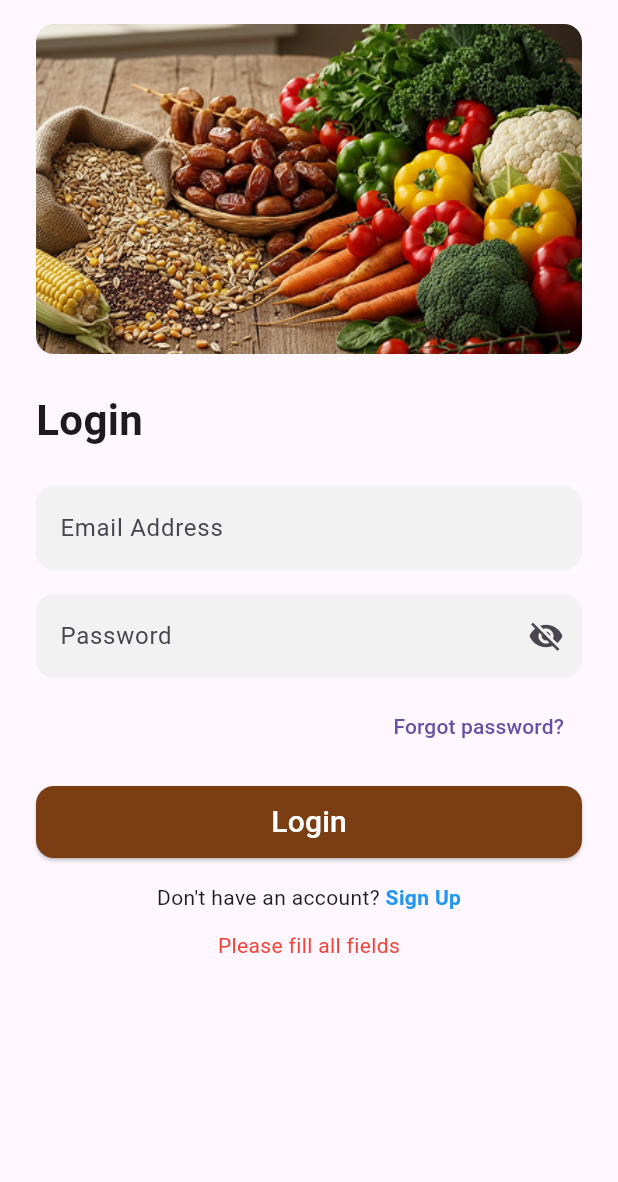
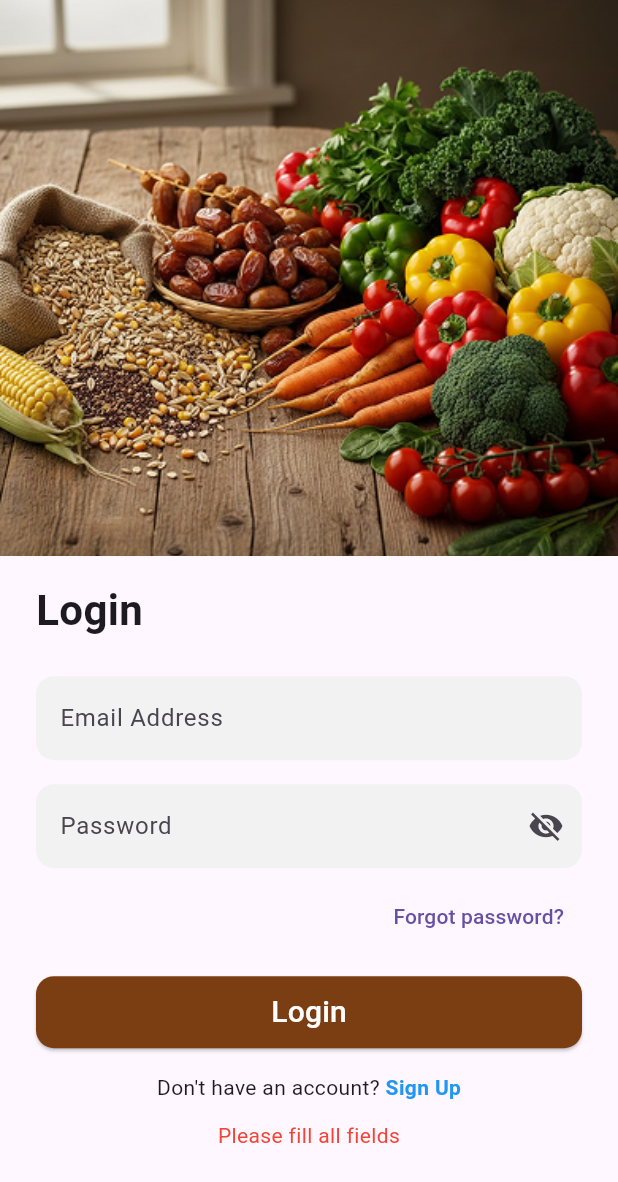
Before and after one commit to arjun-git-dotcom/codeedex_machine_task, a Flutter app: the screen it shows after launch, after a tap on "Login", on a phone screen of 412 x 824 dp. Shown: the top 1182 px of the screen. Run offline on Flutter 3.47's test engine with Material 3 defaults, Android fonts, the phone set to English and light mode, and no system bars.

Commit message:
login error

```diff
--- a/lib/main.dart
+++ b/lib/main.dart
@@ -1,9 +1,19 @@
 import 'package:flutter/material.dart';
+import 'package:provider/provider.dart';
 import 'modules/login/login_page.dart';
 import 'modules/home/home_page.dart';
 
+import 'services/api_service.dart';
+
 void main() {
-  runApp(const MyApp());
+  runApp(
+    MultiProvider(
+      providers: [
+        Provider<ApiService>(create: (_) => ApiService()),
+      ],
+      child: const MyApp(),
+    ),
+  );
 }
 
 class MyApp extends StatelessWidget {
--- a/lib/modules/login/login_page.dart
+++ b/lib/modules/login/login_page.dart
@@ -1,41 +1,41 @@
 import 'package:flutter/material.dart';
 import 'package:provider/provider.dart';
 import 'login_provider.dart';
+import '../../services/api_service.dart';
 
 class LoginPage extends StatelessWidget {
   const LoginPage({super.key});
 
   @override
   Widget build(BuildContext context) {
-
-
-
-
+    final apiService = Provider.of<ApiService>(context, listen: false);
+    final screenHeight = MediaQuery.of(context).size.height;
 
     return ChangeNotifierProvider(
-      create: (_) => LoginProvider(),
+      create: (_) => LoginProvider(apiService: apiService),
       child: Scaffold(
-        body: SafeArea(
+        body: Column(
+          children: [
+            // 🔹 TOP IMAGE (NOT SCROLLABLE)
+            SizedBox(
+              height: screenHeight * 0.45,
+              width: double.infinity,
+              child: Image.asset(
+                "assets/Frame 427320120.png",
+                fit: BoxFit.cover,
+              ),
+            ),
+
+            // 🔹 LOGIN FORM (SCROLLABLE)
+            Expanded(
               child: SingleChildScrollView(
-            child: Padding(
-              padding: const EdgeInsets.symmetric(horizontal: 24, vertical: 16),
+                padding:
+                    const EdgeInsets.symmetric(horizontal: 24, vertical: 16),
                 child: Consumer<LoginProvider>(
                   builder: (context, provider, _) {
                     return Column(
                       crossAxisAlignment: CrossAxisAlignment.stretch,
                       children: [
-
-                      ClipRRect(
-                        borderRadius: BorderRadius.circular(12),
-                        child: Image.asset(
-                          "assets/Frame 427320120.png",
-                          height: 220,
-                          fit: BoxFit.cover,
-                        ),
-                      ),
-                      const SizedBox(height: 24),
-
-
                         const Text(
                           "Login",
                           style: TextStyle(
@@ -44,7 +44,6 @@ class LoginPage extends StatelessWidget {
                           ),
                         ),
                         const SizedBox(height: 24),
-
 
                         TextField(
                           controller: provider.emailController,
@@ -60,7 +59,6 @@ class LoginPage extends StatelessWidget {
                         ),
                         const SizedBox(height: 16),
 
-
                         TextField(
                           controller: provider.passwordController,
                           obscureText: !provider.isPasswordVisible,
@@ -73,15 +71,17 @@ class LoginPage extends StatelessWidget {
                               borderSide: BorderSide.none,
                             ),
                             suffixIcon: IconButton(
-                            icon: Icon(provider.isPasswordVisible
+                              icon: Icon(
+                                provider.isPasswordVisible
                                     ? Icons.visibility
-                                : Icons.visibility_off),
-                            onPressed: provider.togglePasswordVisibility,
+                                    : Icons.visibility_off,
+                              ),
+                              onPressed:
+                                  provider.togglePasswordVisibility,
                             ),
                           ),
                         ),
                         const SizedBox(height: 8),
-
 
                         Align(
                           alignment: Alignment.centerRight,
@@ -91,7 +91,6 @@ class LoginPage extends StatelessWidget {
                           ),
                         ),
                         const SizedBox(height: 16),
-
 
                         SizedBox(
                           height: 48,
@@ -109,11 +108,14 @@ class LoginPage extends StatelessWidget {
                                 ? const CircularProgressIndicator(
                                     color: Colors.white,
                                   )
-                              : const Text("Login",style: TextStyle(color: Colors.white,fontSize: 20),),
+                                : const Text(
+                                    "Login",
+                                    style: TextStyle(
+                                        color: Colors.white, fontSize: 20),
+                                  ),
                           ),
                         ),
                         const SizedBox(height: 16),
-
 
                         Row(
                           mainAxisAlignment: MainAxisAlignment.center,
@@ -128,14 +130,16 @@ class LoginPage extends StatelessWidget {
                                   fontWeight: FontWeight.bold,
                                 ),
                               ),
-                          )
+                            ),
                           ],
                         ),
+
                         if (provider.errorMessage != null) ...[
                           const SizedBox(height: 12),
                           Text(
                             provider.errorMessage!,
-                          style: const TextStyle(color: Colors.red),
+                            style:
+                                const TextStyle(color: Colors.red),
                             textAlign: TextAlign.center,
                           ),
                         ],
@@ -145,6 +149,7 @@ class LoginPage extends StatelessWidget {
                 ),
               ),
             ),
+          ],
         ),
       ),
     );
--- a/lib/modules/login/login_provider.dart
+++ b/lib/modules/login/login_provider.dart
@@ -1,22 +1,32 @@
+import 'package:codeedex/services/api_service.dart';
 import 'package:flutter/material.dart';
 
+
 class LoginProvider extends ChangeNotifier {
+  final ApiService apiService;
+
+  LoginProvider({required this.apiService});
+
+
+  final TextEditingController emailController = TextEditingController();
+  final TextEditingController passwordController = TextEditingController();
+
+
   bool isPasswordVisible = false;
-  final emailController = TextEditingController();
-  final passwordController = TextEditingController();
   bool isLoading = false;
   String? errorMessage;
 
 
-
-
-void togglePasswordVisibility() {
+  void togglePasswordVisibility() {
     isPasswordVisible = !isPasswordVisible;
     notifyListeners();
   }
-  void login(BuildContext context) {
+
+
+  Future<void> login(BuildContext context) async {
     final email = emailController.text.trim();
     final password = passwordController.text.trim();
+
 
     if (email.isEmpty || password.isEmpty) {
       errorMessage = "Please fill all fields";
@@ -28,17 +38,39 @@ void togglePasswordVisibility() {
     errorMessage = null;
     notifyListeners();
 
-    Future.delayed(const Duration(seconds: 1), () {
-      if (email == "mobile@alisonsgroup.com" && password == "12345678") {
-        isLoading = false;
-        notifyListeners();
-        Navigator.pushReplacementNamed(context, '/home');
+    try {
+
+      final response = await apiService.login(email, password);
+
+      isLoading = false;
+      notifyListeners();
+
+
+      if (response['success'] == 1) {
+        final id = response['id'];
+        final token = response['token'];
+
+        if (id != null && token != null) {
+
+          Navigator.pushReplacementNamed(
+            context,
+            '/home',
+            arguments: {'id': id, 'token': token},
+          );
+        } else {
+          errorMessage = "Login successful but missing credentials";
+          notifyListeners();
+        }
       } else {
-        isLoading = false;
-        errorMessage = "Invalid credentials";
+
+        errorMessage = response['message'] ?? 'Invalid credentials';
         notifyListeners();
       }
-    });
+    } catch (e) {
+      isLoading = false;
+      errorMessage = "Login failed: ${e.toString()}";
+      notifyListeners();
+    }
   }
 
   @override
```
Also changed, not shown: lib/services/api_service.dart (+76 -0 lines). Lines whose indentation alone changed are shown as unchanged.
